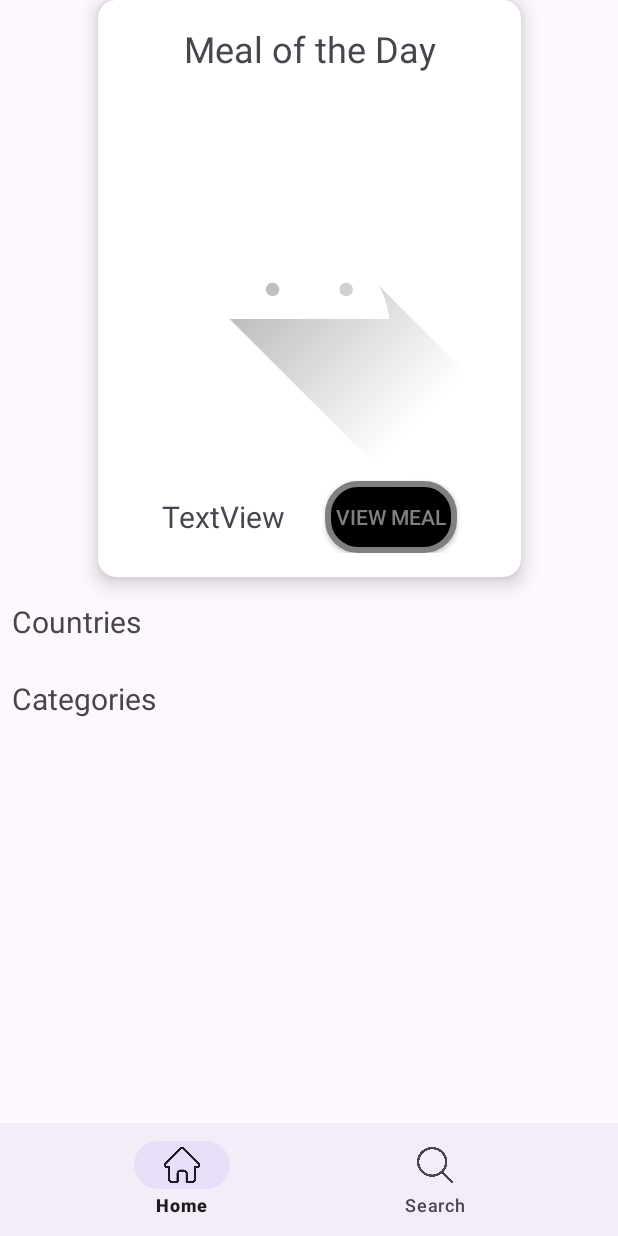
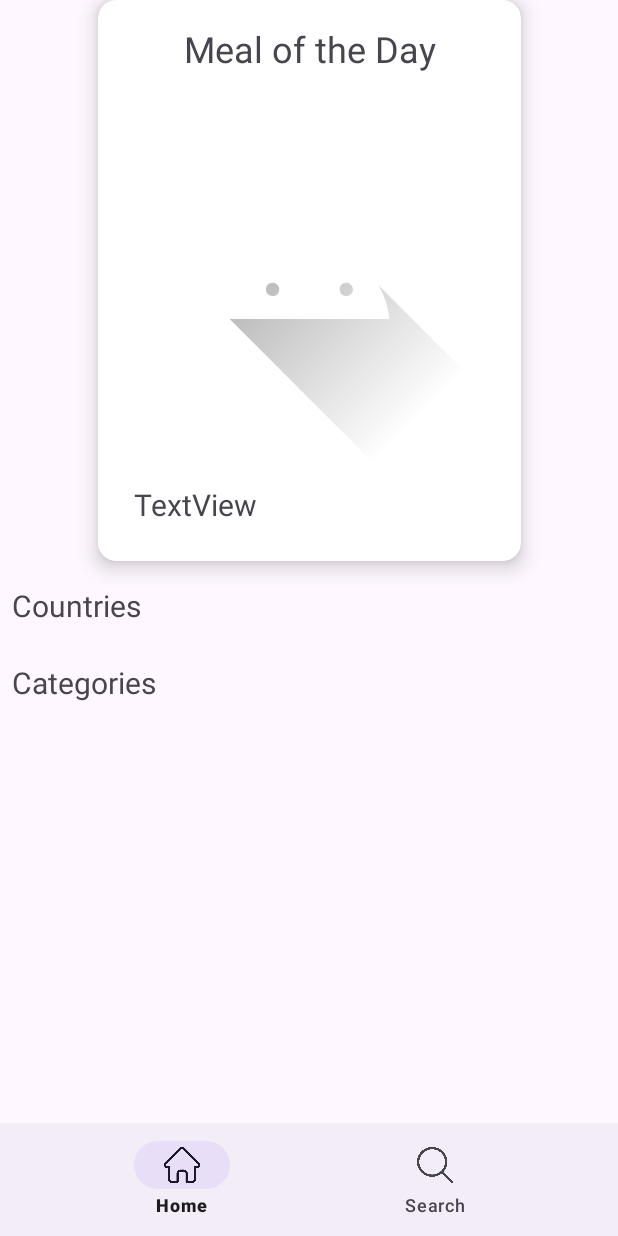
Before and after one commit to KhairySuleiman4/MealAtlas_Food_Planner_Android_Application, an Android app: the HomeScreenFragment screen opened through its navigation route, on a phone screen of 412 x 824 dp. Run offline under Robolectric (Android 15) with nearby library versions, the phone set to English and light mode, and no system bars; our stand-ins replace navigation-ui; pictures from the network do not load.

Commit message:
add ingredients images and video embedded in meal details screen

```diff
--- a/app/src/main/java/com/example/foodplanner/screens/mealdetailsscreen/view/MealIngredientsAdapter.java
+++ b/app/src/main/java/com/example/foodplanner/screens/mealdetailsscreen/view/MealIngredientsAdapter.java
@@ -10,6 +10,7 @@ import android.widget.TextView;
 import androidx.annotation.NonNull;
 import androidx.recyclerview.widget.RecyclerView;
 
+import com.bumptech.glide.Glide;
 import com.example.foodplanner.R;
 
 import java.util.ArrayList;
@@ -36,6 +37,9 @@ public class MealIngredientsAdapter extends RecyclerView.Adapter<MealIngredients
 
     @Override
     public void onBindViewHolder(@NonNull MealIngredientsViewHolder holder, int i) {
+        Glide.with(context)
+                .load("https://www.themealdb.com/images/ingredients/" + ingriedents.get(i) + ".png")
+                .into(holder.ivIngredient);
         holder.tvMeasure.setText(measures.get(i));
         holder.tvIngredient.setText(ingriedents.get(i));
     }
--- a/app/src/main/res/layout/fragment_home_screen.xml
+++ b/app/src/main/res/layout/fragment_home_screen.xml
@@ -45,28 +45,20 @@
 
                 <TextView
                     android:id="@+id/tv_meal_of_the_day_title"
-                    android:layout_width="wrap_content"
+                    android:layout_width="0dp"
                     android:layout_height="wrap_content"
-                    android:layout_marginTop="16dp"
+                    android:layout_marginStart="8dp"
+                    android:layout_marginTop="8dp"
+                    android:layout_marginEnd="8dp"
+                    android:layout_marginBottom="8dp"
                     android:text="@string/str_text_view"
                     android:textSize="20sp"
-                    app:layout_constraintTop_toBottomOf="@id/iv_meal_of_the_day"
+                    app:layout_constraintBottom_toBottomOf="parent"
+                    app:layout_constraintEnd_toEndOf="parent"
                     app:layout_constraintStart_toStartOf="parent"
-                    app:layout_constraintEnd_toStartOf="@id/btn_view_details"/>
+                    app:layout_constraintTop_toBottomOf="@id/iv_meal_of_the_day" />
 
-                <androidx.appcompat.widget.AppCompatButton
-                    android:id="@+id/btn_view_details"
-                    android:layout_width="wrap_content"
-                    android:layout_height="wrap_content"
-                    android:text="@string/str_view_meal"
-                    android:background="@drawable/ripple"
-                    android:textColor="@color/grey"
-                    app:layout_constraintBottom_toBottomOf="@+id/tv_meal_of_the_day_title"
-                    app:layout_constraintEnd_toEndOf="parent"
-                    app:layout_constraintStart_toEndOf="@+id/tv_meal_of_the_day_title"
-                    app:layout_constraintTop_toTopOf="@+id/tv_meal_of_the_day_title" />
-
-        </androidx.constraintlayout.widget.ConstraintLayout>
+            </androidx.constraintlayout.widget.ConstraintLayout>
 
     </androidx.cardview.widget.CardView>
 
--- a/app/src/main/res/values/strings.xml
+++ b/app/src/main/res/values/strings.xml
@@ -15,4 +15,5 @@
     <string name="str_view_meal">View Meal</string>
     <string name="str_desc">Discreption</string>
     <string name="str_view"><![CDATA[View >]]></string>
+    <string name="str_youtube">Youtube</string>
 </resources>
```
Also changed, not shown: app/src/main/java/com/example/foodplanner/model/pojos/Meal.java (+13 -0 lines), app/src/main/java/com/example/foodplanner/screens/mealdetailsscreen/view/MealDetailsFragment.java (+14 -4 lines), app/src/main/res/layout/fragment_meal_details.xml (+24 -0 lines), app/src/main/res/layout/item_meal_ingredient.xml (+14 -13 lines).
